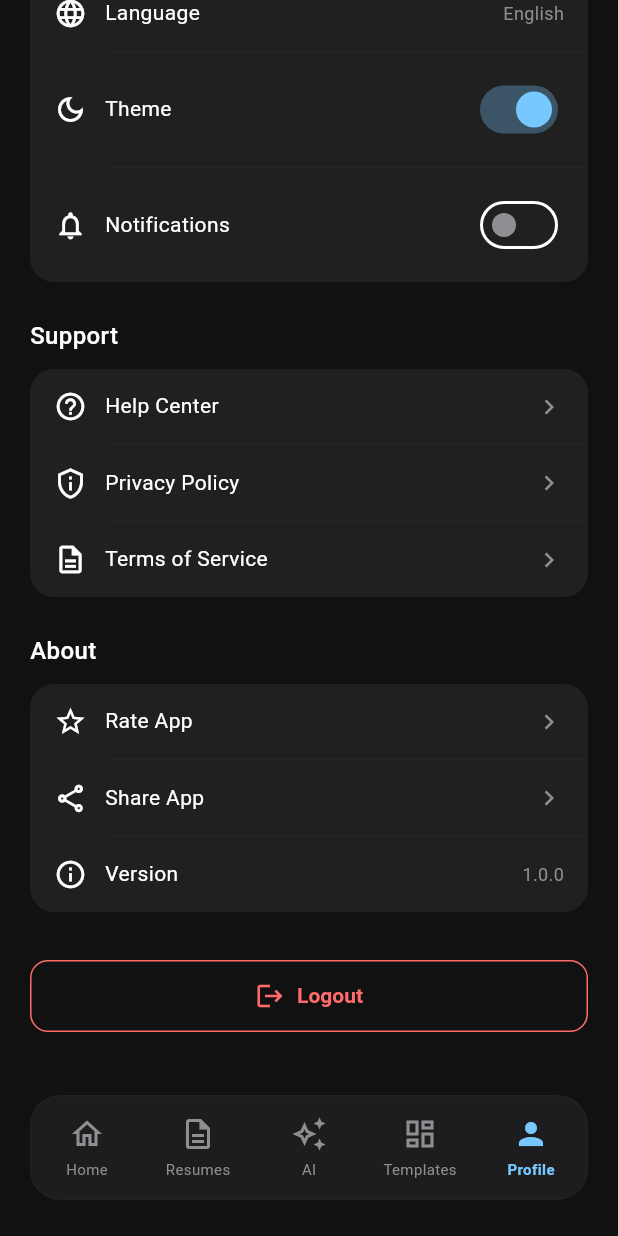
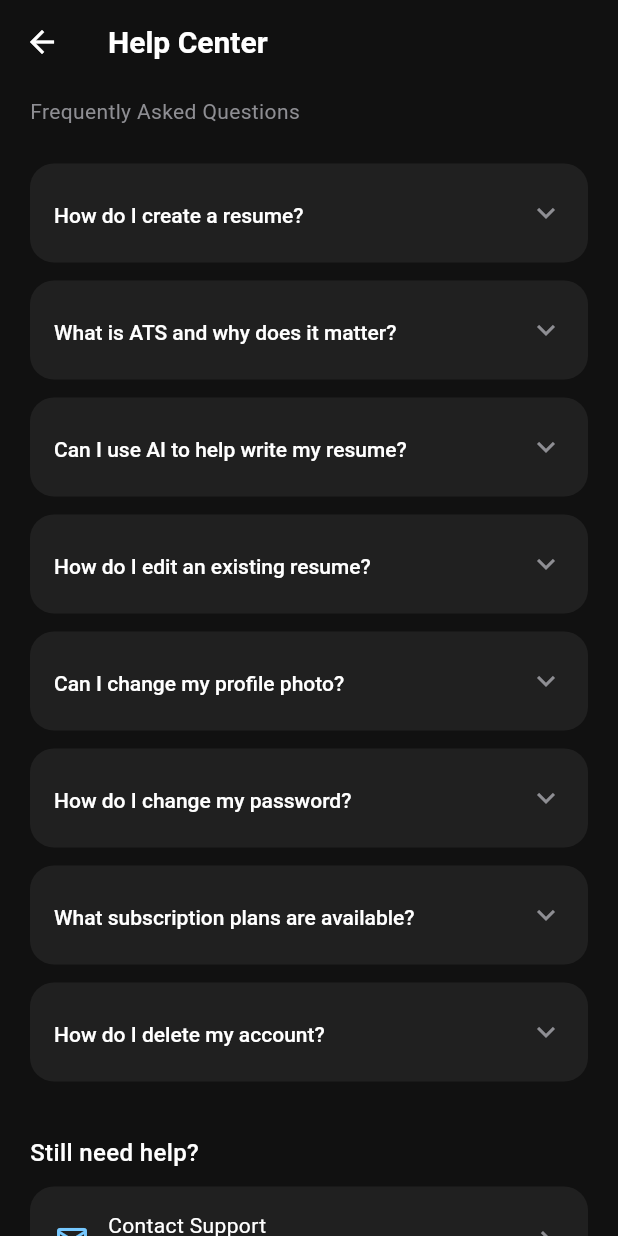
Before and after one commit to matmood-dev/flutter-resume-maker, a Flutter app: the ProfileScreen screen opened by its route, scrolled down 576 dp, after a tap on "Help Center", on a phone screen of 412 x 824 dp. Run offline on Flutter 3.47's test engine with Material 3 defaults, Android fonts, the phone set to English and light mode, and no system bars; our stand-ins replace flutter_riverpod, gap, go_router, image_picker, pdf, printing and 2 more; accounts and stored records are empty.

Commit message:
support screens

```diff
--- /dev/null
+++ b/lib/features/profile/faqs_screen.dart
@@ -0,0 +1,144 @@
+import 'package:flutter/material.dart';
+import 'package:gap/gap.dart';
+import 'package:go_router/go_router.dart';
+
+import '../../core/theme/app_colors.dart';
+import '../../core/theme/app_text_styles.dart';
+
+class FAQsScreen extends StatelessWidget {
+  const FAQsScreen({super.key});
+
+  @override
+  Widget build(BuildContext context) {
+    return Scaffold(
+      backgroundColor: AppColors.background,
+      appBar: AppBar(
+        backgroundColor: AppColors.background,
+        elevation: 0,
+        leading: IconButton(
+          onPressed: () => context.pop(),
+          icon: Icon(Icons.arrow_back, color: AppColors.textWhite),
+        ),
+        title: Text('Help Center', style: AppTextStyles.headlineMedium),
+      ),
+      body: ListView(
+        padding: const EdgeInsets.fromLTRB(20, 0, 20, 40),
+        children: [
+          const Gap(8),
+          Text(
+            'Frequently Asked Questions',
+            style: AppTextStyles.bodyMedium.copyWith(color: AppColors.textGrey),
+          ),
+          const Gap(24),
+          _buildFAQ(
+            question: 'How do I create a resume?',
+            answer:
+                'Tap the "Create Resume" button on the dashboard or resumes tab. Fill in your details across the 9 steps — personal info, summary, education, experience, skills, projects, certificates, and languages. Then choose a template and download your PDF.',
+          ),
+          _buildFAQ(
+            question: 'What is ATS and why does it matter?',
+            answer:
+                'ATS (Applicant Tracking System) is software used by employers to scan resumes. Our ATS-friendly templates are optimized to pass these systems, ensuring your resume gets seen by hiring managers.',
+          ),
+          _buildFAQ(
+            question: 'Can I use AI to help write my resume?',
+            answer:
+                'Yes! We offer AI-powered suggestions for your professional summary, skills, and experience descriptions. You can find the AI buttons throughout the resume builder.',
+          ),
+          _buildFAQ(
+            question: 'How do I edit an existing resume?',
+            answer:
+                'Go to the Resumes tab and tap on the resume you want to edit. All your data will be pre-filled in the builder. Make your changes and tap Finish to save.',
+          ),
+          _buildFAQ(
+            question: 'Can I change my profile photo?',
+            answer:
+                'Yes! Go to Profile and tap the camera icon on your avatar. You can choose to take a photo or pick one from your gallery.',
+          ),
+          _buildFAQ(
+            question: 'How do I change my password?',
+            answer:
+                'Go to Profile → Security → Change Password. Enter your current password and new password, then tap Update Password.',
+          ),
+          _buildFAQ(
+            question: 'What subscription plans are available?',
+            answer:
+                'We offer Free, Basic (3 BD/month), Premium (7 BD/month), and Enterprise (19 BD/month) plans. Each plan includes different limits on resumes, AI credits, and features.',
+          ),
+          _buildFAQ(
+            question: 'How do I delete my account?',
+            answer:
+                'Account deletion is coming soon. If you need to remove your data, please contact our support team.',
+          ),
+          const Gap(24),
+          Text(
+            'Still need help?',
+            style: AppTextStyles.titleMedium,
+          ),
+          const Gap(12),
+          Container(
+            padding: const EdgeInsets.all(16),
+            decoration: BoxDecoration(
+              color: AppColors.card,
+              borderRadius: BorderRadius.circular(16),
+            ),
+            child: Row(
+              children: [
+                Icon(Icons.email_outlined, color: AppColors.primary),
+                const Gap(12),
+                Expanded(
+                  child: Column(
+                    crossAxisAlignment: CrossAxisAlignment.start,
+                    children: [
+                      Text('Contact Support', style: AppTextStyles.bodyMedium),
+                      Text(
+                        'matmood@outlook.com',
+                        style: AppTextStyles.bodySmall.copyWith(
+                          color: AppColors.textGrey,
+                        ),
+                      ),
+                    ],
+                  ),
+                ),
+                Icon(Icons.chevron_right, color: AppColors.textGrey),
+              ],
+            ),
+          ),
+        ],
+      ),
+    );
+  }
+
+  Widget _buildFAQ({required String question, required String answer}) {
+    return Padding(
+      padding: const EdgeInsets.only(bottom: 12),
+      child: Container(
+        decoration: BoxDecoration(
+          color: AppColors.card,
+          borderRadius: BorderRadius.circular(16),
+        ),
+        child: ExpansionTile(
+          tilePadding: const EdgeInsets.symmetric(horizontal: 16, vertical: 4),
+          childrenPadding: const EdgeInsets.fromLTRB(16, 0, 16, 16),
+          iconColor: AppColors.primary,
+          collapsedIconColor: AppColors.textGrey,
+          title: Text(
+            question,
+            style: AppTextStyles.bodyMedium.copyWith(
+              fontWeight: FontWeight.w500,
+            ),
+          ),
+          children: [
+            Text(
+              answer,
+              style: AppTextStyles.bodySmall.copyWith(
+                color: AppColors.textGrey,
+                height: 1.6,
+              ),
+            ),
+          ],
+        ),
+      ),
+    );
+  }
+}
--- a/lib/features/profile/profile_screen.dart
+++ b/lib/features/profile/profile_screen.dart
@@ -107,17 +107,17 @@ class ProfileScreen extends ConsumerWidget {
                   _buildSettingsTile(
                     icon: Icons.help_outline,
                     title: 'Help Center',
-                    onTap: () {},
+                    onTap: () => context.push('/help'),
                   ),
                   _buildSettingsTile(
                     icon: Icons.privacy_tip_outlined,
                     title: 'Privacy Policy',
-                    onTap: () {},
+                    onTap: () => context.push('/privacy'),
                   ),
                   _buildSettingsTile(
                     icon: Icons.description_outlined,
                     title: 'Terms of Service',
-                    onTap: () {},
+                    onTap: () => context.push('/terms'),
                     showDivider: false,
                   ),
                 ]),
--- a/lib/navigation/app_router.dart
+++ b/lib/navigation/app_router.dart
@@ -16,6 +16,9 @@ import '../features/templates/templates_screen.dart';
 import '../models/resume_model.dart';
 import '../features/subscription/subscription_screen.dart';
 import '../features/profile/security_screen.dart';
+import '../features/profile/faqs_screen.dart';
+import '../features/profile/privacy_policy_screen.dart';
+import '../features/profile/terms_of_service_screen.dart';
 import 'main_shell.dart';
 
 final _rootNavigatorKey = GlobalKey<NavigatorState>();
@@ -121,5 +124,20 @@ final appRouter = GoRouter(
       parentNavigatorKey: _rootNavigatorKey,
       builder: (context, state) => const SecurityScreen(),
     ),
+    GoRoute(
+      path: '/help',
+      parentNavigatorKey: _rootNavigatorKey,
+      builder: (context, state) => const FAQsScreen(),
+    ),
+    GoRoute(
+      path: '/privacy',
+      parentNavigatorKey: _rootNavigatorKey,
+      builder: (context, state) => const PrivacyPolicyScreen(),
+    ),
+    GoRoute(
+      path: '/terms',
+      parentNavigatorKey: _rootNavigatorKey,
+      builder: (context, state) => const TermsOfServiceScreen(),
+    ),
   ],
 );
```
Also changed, not shown: lib/features/profile/privacy_policy_screen.dart (added, +102 -0 lines), lib/features/profile/terms_of_service_screen.dart (added, +112 -0 lines).
